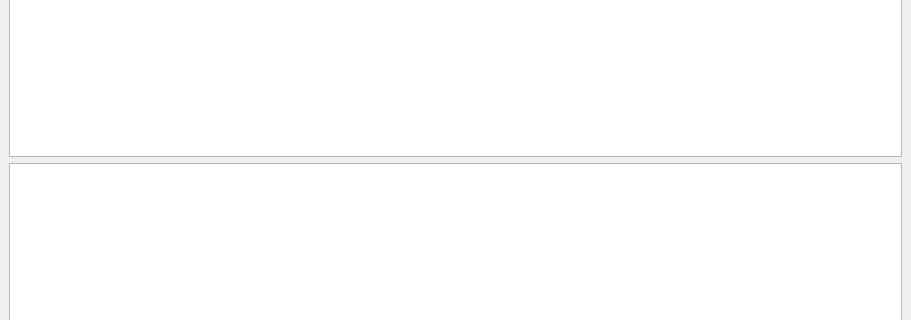
This is source/main_window.ui in jansorg/tom-ui as Qt 5 draws it before an edit; both pictures show x 0 to 911 and y 225 to 545 of the 911 by 772 pixel window. The edited form follows.
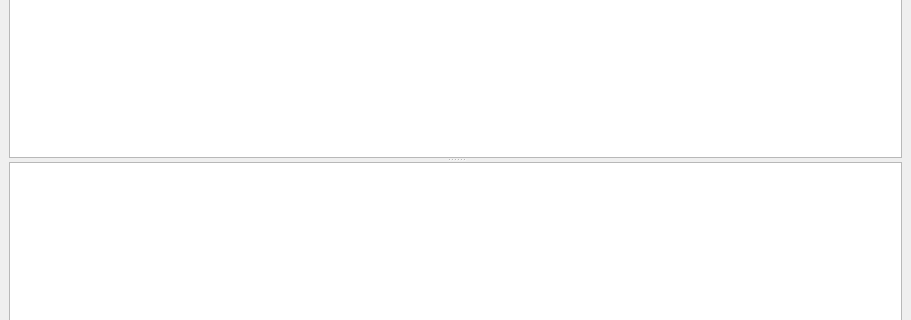
This is the edited form.

Diff of the .ui file:
```diff
--- a/source/main_window.ui
+++ b/source/main_window.ui
@@ -17,15 +17,15 @@
   <widget class="QWidget" name="centralwidget">
    <layout class="QVBoxLayout" name="verticalLayout">
     <item>
-     <layout class="QGridLayout" name="gridLayout">
-      <item row="0" column="0">
+     <widget class="QSplitter" name="splitter">
+      <property name="orientation">
+       <enum>Qt::Vertical</enum>
+      </property>
        <widget class="QTreeView" name="projectTree">
         <attribute name="headerShowSortIndicator" stdset="0">
          <bool>true</bool>
         </attribute>
        </widget>
-      </item>
-      <item row="1" column="0">
        <widget class="QTableView" name="frameView">
         <property name="editTriggers">
          <set>QAbstractItemView::NoEditTriggers</set>
@@ -61,8 +61,7 @@
          <bool>false</bool>
         </attribute>
        </widget>
-      </item>
-     </layout>
+     </widget>
     </item>
    </layout>
   </widget>
```
Left out of the diff: 8 changed lines with no effect on the pictures. Lines whose indentation alone changed are shown as unchanged.
